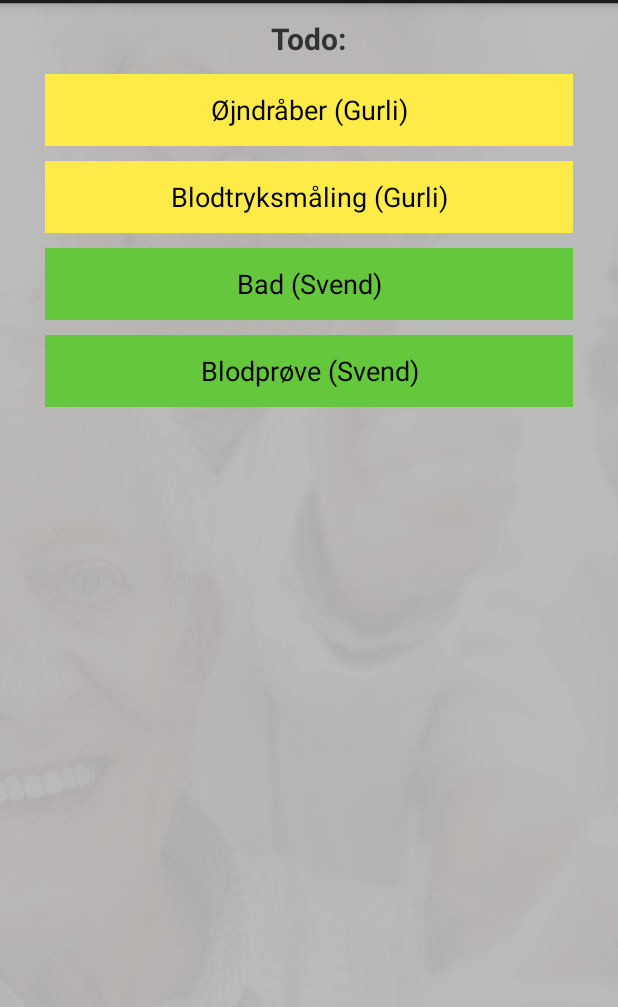
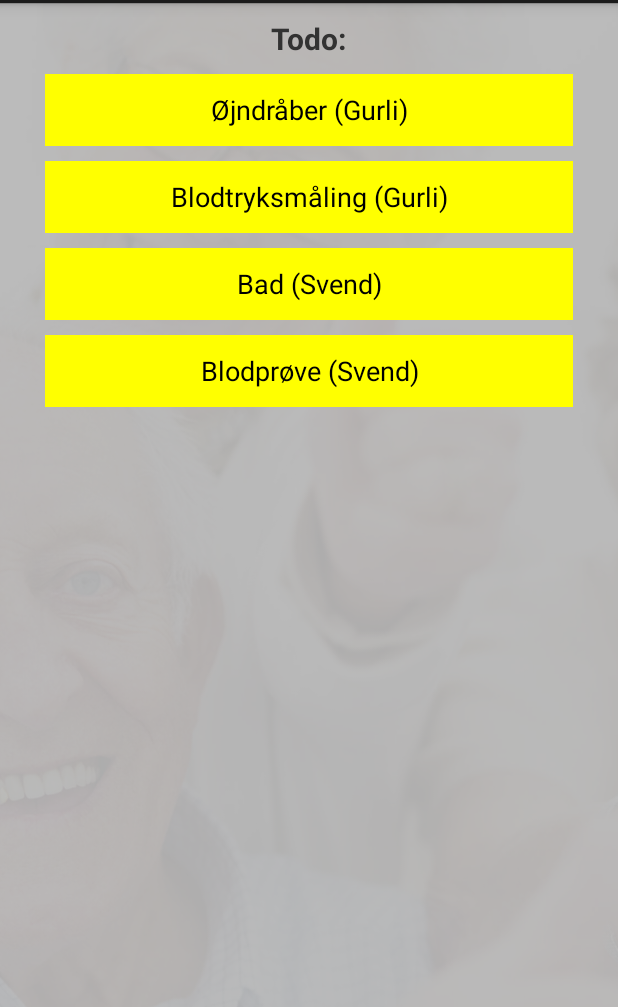
Before and after one commit to mrjensen/BFIS, an Android app: the TodoActivity screen opened directly, with no data from a screen before it, on a phone screen of 412 x 824 dp, the part 69-1076 px from its top. Run offline under Robolectric (Android 15) with nearby library versions, the phone set to English and light mode, and no system bars.

Commit message:
Merge branch 'master' of https://github.com/MrJensen/BFIS
Conflicts:
	BFIS/src/main/AndroidManifest.xml

```diff
--- a/BFIS/src/main/java/dk/iha/itbfis/team2/TodoActivity.java
+++ b/BFIS/src/main/java/dk/iha/itbfis/team2/TodoActivity.java
@@ -14,9 +14,27 @@ import android.widget.Toast;
  * Created by kaspersaaby on 22/11/13.
  */
 public class TodoActivity extends Activity {
+
+    private boolean setDone = false;
+
     public void onCreate(Bundle savedInstanceState) {
         super.onCreate(savedInstanceState);
         setContentView(R.layout.activity_todo);
+
+        int[] ids = new int [] {R.id.todo_btn_1, R.id.todo_btn_2, R.id.todo_btn_3, R.id.todo_btn_4};
+        Button btn = null;
+
+        if (setDone) {
+            for(int i = 0; i < ids.length; i++) {
+                btn = (Button)findViewById(ids[i]);
+                btn.setBackground(new ColorDrawable(Color.GREEN));
+            }
+        } else {
+            for(int i = 0; i < ids.length; i++) {
+                btn = (Button)findViewById(ids[i]);
+                btn.setBackground(new ColorDrawable(Color.YELLOW));
+            }
+        }
     }
 
     public void taskCompleted(View view) {
--- a/BFIS/src/main/res/layout/activity_todo.xml
+++ b/BFIS/src/main/res/layout/activity_todo.xml
@@ -23,7 +23,6 @@
         android:layout_width="fill_parent"
         android:layout_height="wrap_content"
         android:layout_gravity="center"
-        android:background="#FFEB47"
         android:text="Øjndråber (Gurli)"
         android:onClick="taskCompleted" />
 
@@ -35,7 +34,6 @@
         android:layout_width="fill_parent"
         android:layout_height="wrap_content"
         android:layout_gravity="center"
-        android:background="#FFEB47"
         android:text="Blodtryksmåling (Gurli)"
         android:onClick="taskCompleted"/>
 
@@ -47,7 +45,6 @@
         android:layout_width="fill_parent"
         android:layout_height="wrap_content"
         android:layout_gravity="center"
-        android:background="#64C73C"
         android:text="Bad (Svend)"
         android:onClick="taskCompleted"/>
 
@@ -59,7 +56,6 @@
         android:layout_width="fill_parent"
         android:layout_height="wrap_content"
         android:layout_gravity="center"
-        android:background="#64C73C"
         android:text="Blodprøve (Svend)"
         android:onClick="taskCompleted"/>
 
```
